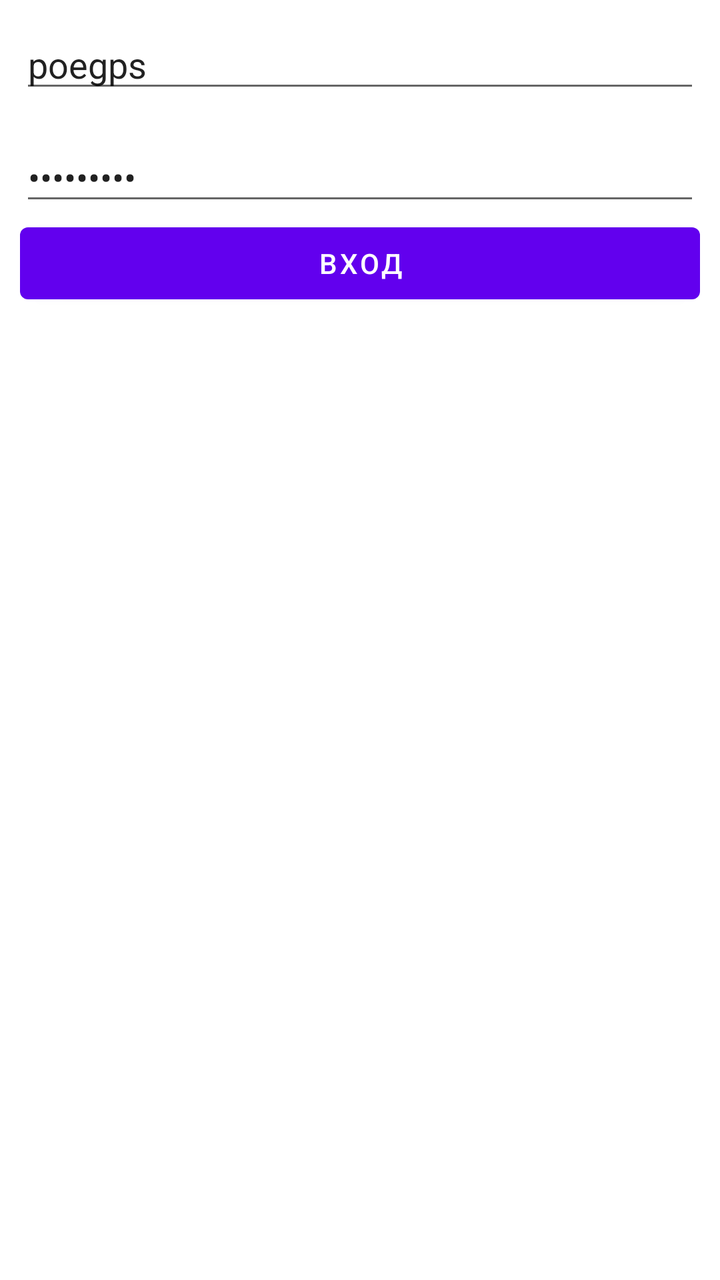
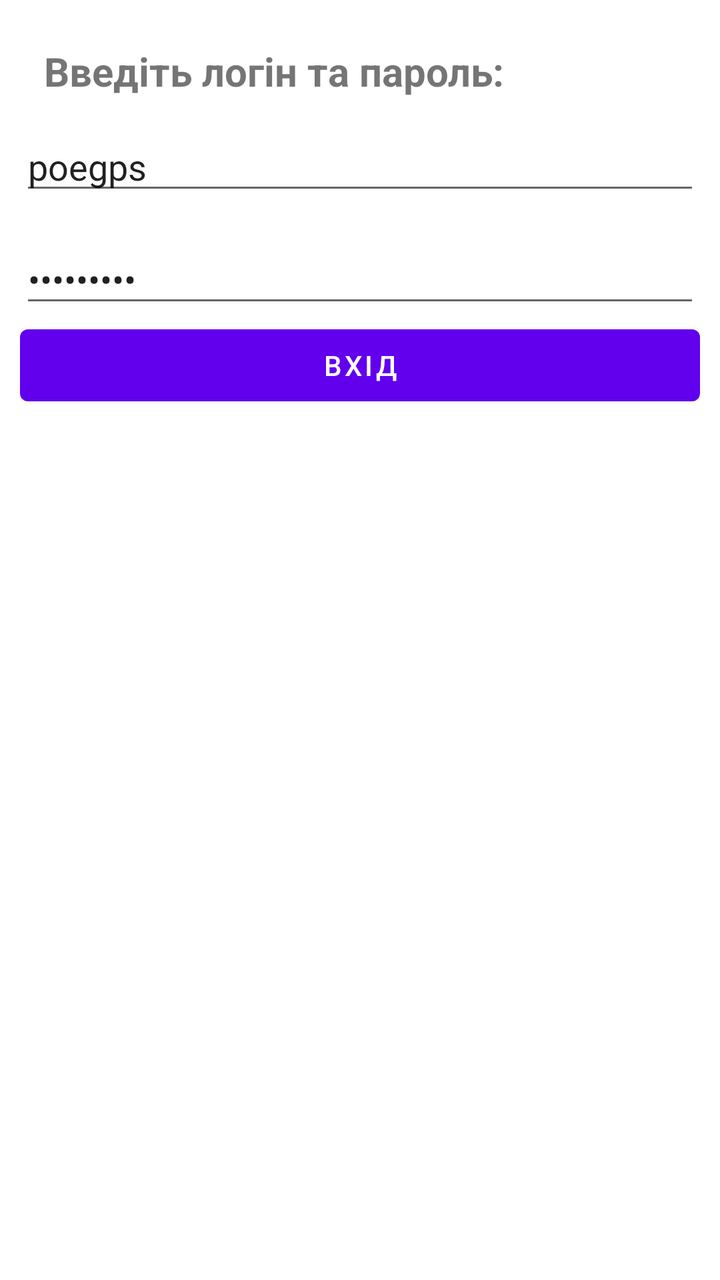

Screens rendered from an Android XML layout before and after an edit, with the pre-edit source and the edit as a unified diff.
<!-- AndroidManifest.xml: application theme Theme.POEGPS -->
<!-- res/layout/login_layout.xml -->
<?xml version="1.0" encoding="utf-8"?>
<LinearLayout
    xmlns:android="http://schemas.android.com/apk/res/android" android:layout_width="match_parent"
    android:layout_height="match_parent"
    android:orientation="vertical"
    android:padding="10dp">


    <EditText
        android:id="@+id/login"
        android:layout_width="match_parent"
        android:layout_height="wrap_content"
        android:ems="10"
        android:layout_marginBottom="15dp"
        android:inputType="textPersonName"
        android:hint="@string/write_login_hint"
        android:text="poegps"
        />

    <EditText
        android:id="@+id/password"
        android:layout_width="match_parent"
        android:layout_height="wrap_content"
        android:ems="10"
        android:inputType="textPassword"
        android:hint="@string/write_password_hint"
        android:text="123Qwerty"
        />

    <Button
        android:id="@+id/login_button"
        android:layout_width="match_parent"
        android:layout_height="wrap_content"
        android:text="Вход" />
</LinearLayout>
<!-- resources referenced by this layout -->
<resources>
  <string name="write_login_hint">Логин</string>
  <string name="write_password_hint">Пароль</string>
  <style name="Theme.POEGPS" parent="Theme.MaterialComponents.DayNight.DarkActionBar">
          
          <item name="colorPrimary">@color/purple_500</item>
          <item name="colorPrimaryVariant">@color/purple_700</item>
          <item name="colorOnPrimary">@color/white</item>
          
          <item name="colorSecondary">@color/teal_200</item>
          <item name="colorSecondaryVariant">@color/teal_700</item>
          <item name="colorOnSecondary">@color/black</item>
          
          <item name="android:statusBarColor">?attr/colorPrimaryVariant</item>
          
      </style>
  <color name="purple_500">#FF6200EE</color>
  <color name="purple_700">#FF3700B3</color>
  <color name="white">#FFFFFFFF</color>
  <color name="teal_200">#FF03DAC5</color>
  <color name="teal_700">#FF018786</color>
  <color name="black">#FF000000</color>
</resources>

<!-- the commit's change to res/layout/login_layout.xml (unified diff, before → after) -->
@@ -5,6 +5,14 @@
     android:orientation="vertical"
     android:padding="10dp">
 
+
+    <TextView
+        android:layout_width="match_parent"
+        android:layout_height="wrap_content"
+        android:text="Введіть логін та пароль: "
+        android:textSize="20dp"
+        android:textStyle="bold"
+        android:layout_margin="12dp"/>
 
     <EditText
         android:id="@+id/login"
@@ -31,5 +39,5 @@
         android:id="@+id/login_button"
         android:layout_width="match_parent"
         android:layout_height="wrap_content"
-        android:text="Вход" />
+        android:text="Вхід" />
 </LinearLayout>
<!-- resource entries referenced after the edit -->
@@ -1,6 +1,6 @@
 <!-- resources referenced by this layout -->
 <resources>
-  <string name="write_login_hint">Логин</string>
+  <string name="write_login_hint">Логін</string>
   <string name="write_password_hint">Пароль</string>
   <style name="Theme.POEGPS" parent="Theme.MaterialComponents.DayNight.DarkActionBar">
           
